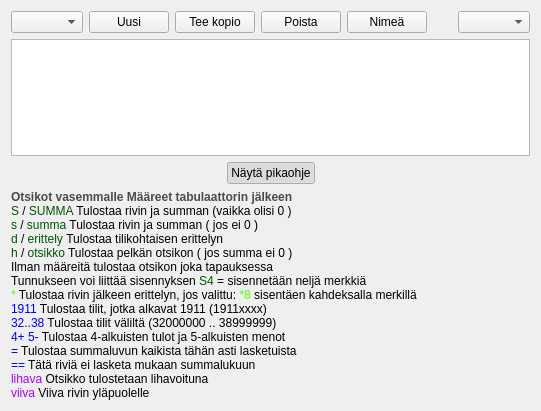
Old version of the form kitupiikki/maaritys/raportinmuokkaus.ui in the repository artoh/kitupiikki.
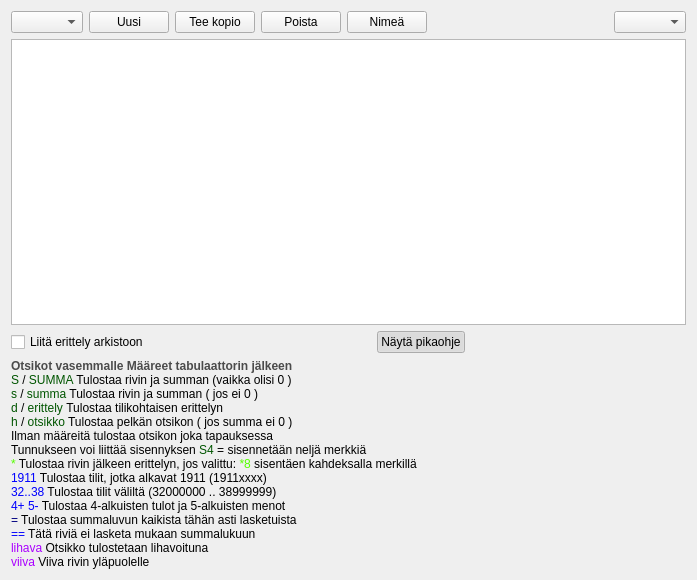
New version of the form. Icons and pictures are not drawn.

What changed in the file:
```diff
--- a/kitupiikki/maaritys/raportinmuokkaus.ui
+++ b/kitupiikki/maaritys/raportinmuokkaus.ui
@@ -6,8 +6,8 @@
    <rect>
     <x>0</x>
     <y>0</y>
-    <width>541</width>
-    <height>411</height>
+    <width>697</width>
+    <height>580</height>
    </rect>
   </property>
   <property name="windowTitle">
@@ -96,6 +96,13 @@
    </item>
    <item>
     <layout class="QHBoxLayout" name="horizontalLayout">
+     <item>
+      <widget class="QCheckBox" name="arkistoBox">
+       <property name="text">
+        <string>Liitä erittely arkistoon</string>
+       </property>
+      </widget>
+     </item>
      <item>
       <spacer name="horizontalSpacer">
        <property name="orientation">
```
